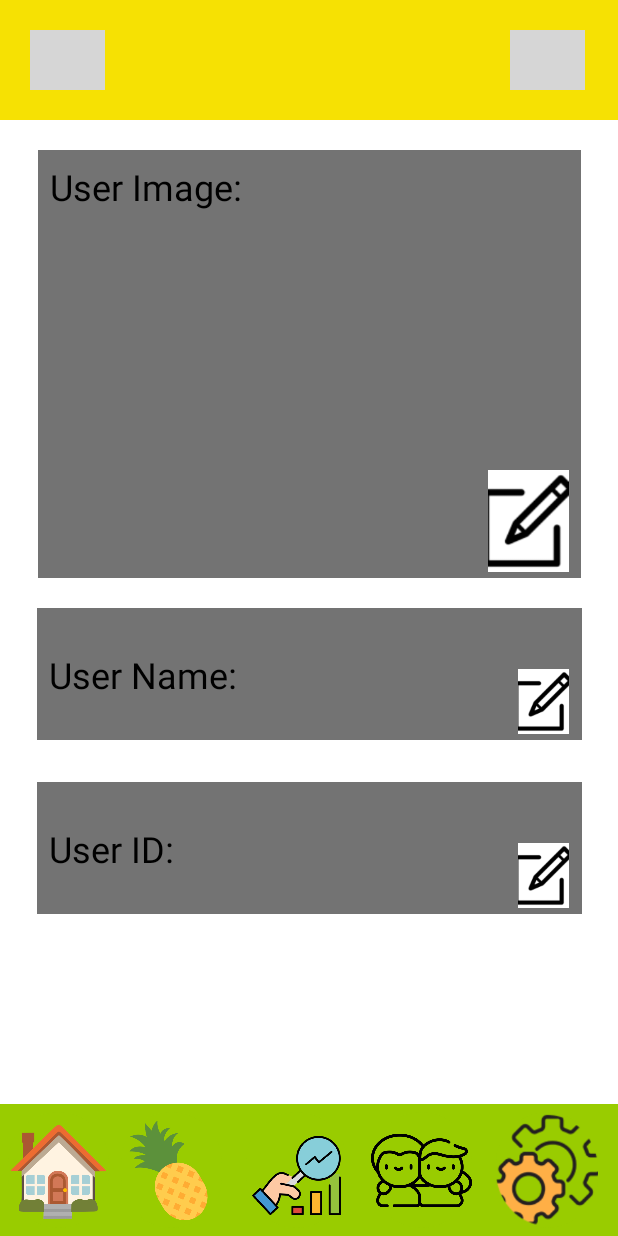
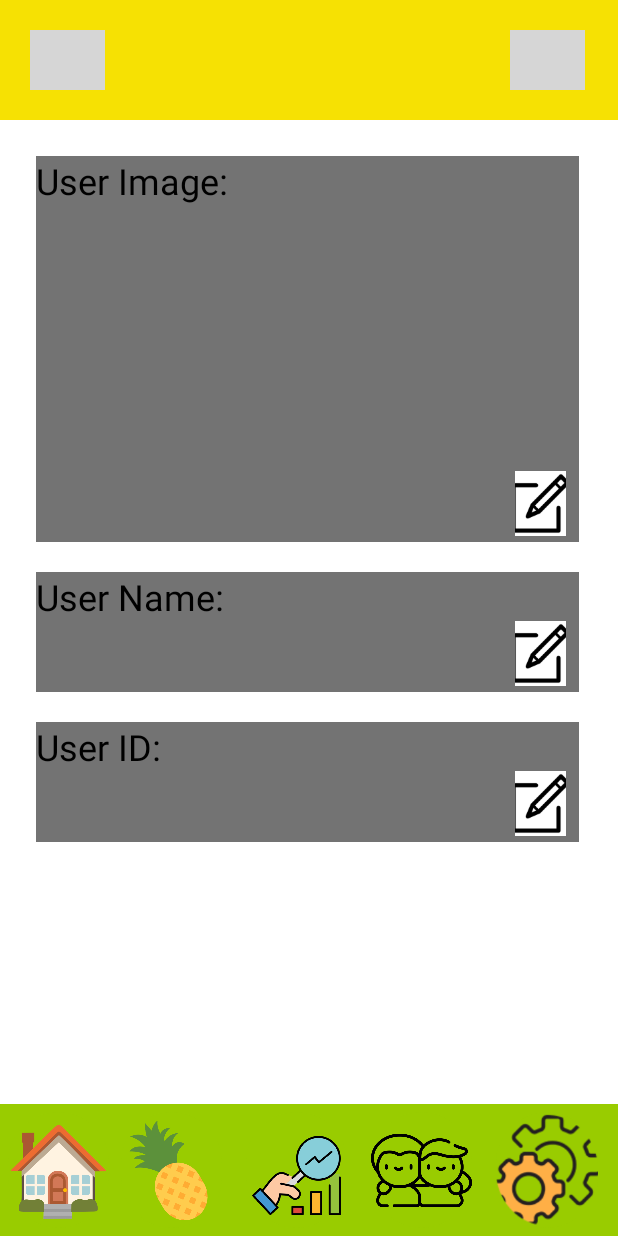
Before and after one commit to snuhcs-course/swpp-2023-project-team-5, an Android app: the UserPageActivity screen opened directly, with no data from a screen before it, on a phone screen of 412 x 824 dp. Run offline under Robolectric (Android 15) with nearby library versions, the phone set to English and light mode, and no system bars; grey boxes are pictures that could not be loaded.

Commit message:
otherPages fourth commit

```diff
--- a/ImPine/app/build.gradle
+++ b/ImPine/app/build.gradle
@@ -40,10 +40,14 @@ dependencies {
     // https://firebase.google.com/docs/android/setup#available-libraries
 
     //implementation 'androidx.biometric:biometric:1.1.0' for sdk later than 29 TODO:
-
+    implementation 'com.github.bumptech.glide:glide:4.12.0'
+    annotationProcessor 'com.github.bumptech.glide:compiler:4.12.0'
+    implementation 'com.google.android.material:material:1.2.1'
     implementation 'androidx.appcompat:appcompat:1.6.1'
     implementation 'com.google.android.material:material:1.9.0'
     implementation 'androidx.constraintlayout:constraintlayout:2.1.4'
+    implementation 'androidx.recyclerview:recyclerview:1.2.1'
+
     testImplementation 'junit:junit:4.13.2'
     androidTestImplementation 'androidx.test.ext:junit:1.1.5'
     androidTestImplementation 'androidx.test.espresso:espresso-core:3.5.1'
--- /dev/null
+++ b/ImPine/app/src/main/java/com/example/imPine/UserDataModel.java
@@ -0,0 +1,47 @@
+package com.example.imPine;
+
+public class UserDataModel {
+    private String userImageText;
+    private String userNameText;
+    private String userIDText;
+    private int editImageResource; // Assuming you use resource IDs for edit icons
+
+    public UserDataModel(String userImageText, String userNameText, String userIDText, int editImageResource) {
+        this.userImageText = userImageText;
+        this.userNameText = userNameText;
+        this.userIDText = userIDText;
+        this.editImageResource = editImageResource;
+    }
+
+    public String getUserImageText() {
+        return userImageText;
+    }
+
+    public void setUserImageText(String userImageText) {
+        this.userImageText = userImageText;
+    }
+
+    public String getUserNameText() {
+        return userNameText;
+    }
+
+    public void setUserNameText(String userNameText) {
+        this.userNameText = userNameText;
+    }
+
+    public String getUserIDText() {
+        return userIDText;
+    }
+
+    public void setUserIDText(String userIDText) {
+        this.userIDText = userIDText;
+    }
+
+    public int getEditImageResource() {
+        return editImageResource;
+    }
+
+    public void setEditImageResource(int editImageResource) {
+        this.editImageResource = editImageResource;
+    }
+}
--- a/ImPine/app/src/main/java/com/example/imPine/UserPageActivity.java
+++ b/ImPine/app/src/main/java/com/example/imPine/UserPageActivity.java
@@ -7,13 +7,27 @@ import android.widget.ImageButton;
 import android.widget.Toast;
 
 import androidx.appcompat.app.AppCompatActivity;
+import androidx.recyclerview.widget.LinearLayoutManager;
+import androidx.recyclerview.widget.RecyclerView;
+
+import java.util.ArrayList;
+import java.util.List;
 
 public class UserPageActivity extends AppCompatActivity {
+    private RecyclerView recyclerView;
+    private YourAdapter adapter;
+    private List<UserDataModel> data;
     @Override
     protected void onCreate(Bundle savedInstanceState) {
         super.onCreate(savedInstanceState);
         setContentView(R.layout.user_page);
-
+        recyclerView = findViewById(R.id.recyclerView);
+        data = new ArrayList<>(); // Initialize your data
+        UserDataModel item1 = new UserDataModel("User Image:", "User Name:", "User ID:", R.drawable.edit);
+        data.add(item1);
+        adapter = new YourAdapter(data);
+        recyclerView.setAdapter(adapter);
+        recyclerView.setLayoutManager(new LinearLayoutManager(this));
         // Diary button click
         ImageButton diaryButton = findViewById(R.id.diary);
         diaryButton.setOnClickListener(new View.OnClickListener() {
--- /dev/null
+++ b/ImPine/app/src/main/java/com/example/imPine/YourAdapter.java
@@ -0,0 +1,72 @@
+package com.example.imPine;
+
+import android.view.LayoutInflater;
+import android.view.View;
+import android.view.ViewGroup;
+import android.widget.ImageView;
+import android.widget.TextView;
+
+import androidx.annotation.NonNull;
+import androidx.recyclerview.widget.RecyclerView;
+
+import com.bumptech.glide.Glide;
+
+import java.util.List;
+
+
+public class YourAdapter extends RecyclerView.Adapter<YourAdapter.ViewHolder> {
+    private List<UserDataModel> data; //
+
+    public YourAdapter(List<UserDataModel> data) {
+        this.data = data;
+    }
+
+    @NonNull
+    @Override
+    public ViewHolder onCreateViewHolder(@NonNull ViewGroup parent, int viewType) {
+        View view = LayoutInflater.from(parent.getContext()).inflate(R.layout.list_item, parent, false);
+        return new ViewHolder(view);
+    }
+
+    @Override
+    public void onBindViewHolder(@NonNull ViewHolder holder, int position) {
+        UserDataModel item = data.get(position);
+        // Bind data to your list item's views here
+        holder.textUserImage.setText(item.getUserImageText());
+        holder.textUserName.setText(item.getUserNameText());
+        holder.textUserID.setText(item.getUserIDText());
+        Glide.with(holder.itemView)
+                .load(item.getEditImageResource())
+                .into(holder.editImage1);
+        Glide.with(holder.itemView)
+                .load(item.getEditImageResource())
+                .into(holder.editImage2);
+        Glide.with(holder.itemView)
+                .load(item.getEditImageResource())
+                .into(holder.editImage3);
+    }
+
+    @Override
+    public int getItemCount() {
+        return data.size();
+    }
+
+    public static class ViewHolder extends RecyclerView.ViewHolder {
+        // Define views in your list item layout here
+        TextView textUserImage;
+        TextView textUserName;
+        TextView textUserID;
+        ImageView editImage1;
+        ImageView editImage2;
+        ImageView editImage3;
+        public ViewHolder(View itemView) {
+            super(itemView);
+            textUserImage = itemView.findViewById(R.id.textUserImage);
+            textUserName = itemView.findViewById(R.id.textUserName);
+            textUserID = itemView.findViewById(R.id.textUserID);
+            editImage1 = itemView.findViewById(R.id.editImage1);
+            editImage2 = itemView.findViewById(R.id.editImage2);
+            editImage3 = itemView.findViewById(R.id.editImage3);
+        }
+    }
+}
--- /dev/null
+++ b/ImPine/app/src/main/res/layout/list_item.xml
@@ -0,0 +1,111 @@
+<?xml version="1.0" encoding="utf-8"?>
+<androidx.constraintlayout.widget.ConstraintLayout xmlns:android="http://schemas.android.com/apk/res/android"
+    xmlns:app="http://schemas.android.com/apk/res-auto"
+    xmlns:tools="http://schemas.android.com/tools"
+    android:layout_width="match_parent"
+    android:layout_height="wrap_content"
+    android:background="@android:color/white">
+
+    <!-- Rectangle 1 -->
+
+    <View
+        android:id="@+id/rectangle1"
+        android:layout_width="362dp"
+        android:layout_height="257dp"
+        android:layout_marginStart="24dp"
+        android:layout_marginTop="24dp"
+        android:background="@color/gray"
+        app:layout_constraintStart_toStartOf="parent"
+        app:layout_constraintTop_toTopOf="parent" />
+
+    <TextView
+        android:id="@+id/textUserImage"
+        android:layout_width="wrap_content"
+        android:layout_height="wrap_content"
+        android:text="User Image:"
+        android:textSize="24sp"
+        android:textColor="@color/black"
+        app:layout_constraintStart_toStartOf="@+id/rectangle1"
+        app:layout_constraintTop_toTopOf="@+id/rectangle1"
+
+        />
+
+    <ImageView
+    android:id="@+id/editImage1"
+    android:layout_width="43dp"
+    android:layout_height="43dp"
+    android:layout_margin="4dp"
+    android:src="@drawable/edit"
+    app:layout_constraintEnd_toEndOf="@+id/rectangle1"
+    app:layout_constraintBottom_toBottomOf="@+id/rectangle1"
+     />
+
+    <!-- Rectangle 2 -->
+
+    <View
+        android:id="@+id/rectangle2"
+        android:layout_width="362dp"
+        android:layout_height="80dp"
+        android:layout_marginStart="24dp"
+        android:layout_marginTop="20dp"
+        android:background="@color/gray"
+        app:layout_constraintStart_toStartOf="parent"
+        app:layout_constraintTop_toBottomOf="@+id/rectangle1" />
+
+    <TextView
+        android:id="@+id/textUserName"
+        android:layout_width="wrap_content"
+        android:layout_height="wrap_content"
+        android:text="User Name:"
+        android:textSize="24sp"
+        android:textColor="@color/black"
+        app:layout_constraintStart_toStartOf="@+id/rectangle2"
+        app:layout_constraintTop_toTopOf="@+id/rectangle2"
+        />
+
+    <ImageView
+        android:id="@+id/editImage2"
+        android:layout_width="43dp"
+        android:layout_height="43dp"
+        android:layout_margin="4dp"
+        android:src="@drawable/edit"
+        app:layout_constraintEnd_toEndOf="@+id/rectangle2"
+        app:layout_constraintBottom_toBottomOf="@+id/rectangle2"
+        />
+
+    <View
+        android:id="@+id/rectangle3"
+        android:layout_width="362dp"
+        android:layout_height="80dp"
+        android:layout_marginStart="24dp"
+        android:layout_marginTop="20dp"
+        android:background="@color/gray"
+        app:layout_constraintEnd_toEndOf="parent"
+        app:layout_constraintHorizontal_bias="0.0"
+        app:layout_constraintStart_toStartOf="parent"
+        app:layout_constraintTop_toBottomOf="@+id/rectangle2" />
+
+    <TextView
+        android:id="@+id/textUserID"
+        android:layout_width="wrap_content"
+        android:layout_height="wrap_content"
+        android:text="User ID:"
+        android:textSize="24sp"
+        android:textColor="@color/black"
+        app:layout_constraintStart_toStartOf="@+id/rectangle3"
+        app:layout_constraintTop_toTopOf="@+id/rectangle3"
+         />
+
+    <ImageView
+        android:id="@+id/editImage3"
+        android:layout_width="43dp"
+        android:layout_height="43dp"
+        android:layout_margin="4dp"
+        android:src="@drawable/edit"
+        app:layout_constraintEnd_toEndOf="@+id/rectangle3"
+        app:layout_constraintBottom_toBottomOf="@+id/rectangle3"
+        />
+
+
+
+</androidx.constraintlayout.widget.ConstraintLayout>
--- a/ImPine/app/src/main/res/layout/user_page.xml
+++ b/ImPine/app/src/main/res/layout/user_page.xml
@@ -34,6 +34,14 @@
             android:src="@drawable/note" />
 
     </LinearLayout>
+    <androidx.recyclerview.widget.RecyclerView
+        android:id="@+id/recyclerView"
+        android:layout_width="0dp"
+        android:layout_height="0dp"
+        app:layout_constraintTop_toBottomOf="@+id/headerBar"
+        app:layout_constraintBottom_toTopOf="@+id/footerBar"
+        app:layout_constraintStart_toStartOf="parent"
+        app:layout_constraintEnd_toEndOf="parent" />
 
     <LinearLayout
         android:id="@+id/footerBar"
@@ -103,95 +111,7 @@
 
     </LinearLayout>
 
-    <View
-        android:id="@+id/rectangle1"
-        android:layout_width="362dp"
-        android:layout_height="285dp"
-        android:layout_marginTop="20dp"
-        android:background="@color/gray"
-        app:layout_constraintEnd_toEndOf="parent"
-        app:layout_constraintStart_toStartOf="parent"
-        app:layout_constraintTop_toBottomOf="@+id/headerBar" />
 
-
-    <TextView
-        android:id="@+id/textUserImage"
-        android:layout_width="wrap_content"
-        android:layout_height="wrap_content"
-        android:text="User Image:"
-        android:textSize="24sp"
-        android:textColor="@color/black"
-        app:layout_constraintStart_toStartOf="@+id/rectangle1"
-    app:layout_constraintTop_toTopOf="@+id/rectangle1"
-    android:layout_margin="8dp" />
-
-    <View
-        android:id="@+id/rectangle2"
-        android:layout_width="363dp"
-        android:layout_height="88dp"
-        android:layout_marginTop="20dp"
-        android:background="@color/gray"
-        app:layout_constraintEnd_toEndOf="parent"
-        app:layout_constraintStart_toStartOf="parent"
-        app:layout_constraintTop_toBottomOf="@+id/rectangle1" />
-    <TextView
-        android:id="@+id/textUserName"
-        android:layout_width="wrap_content"
-        android:layout_height="wrap_content"
-        android:text="User Name:"
-        android:textSize="24sp"
-        android:textColor="@color/black"
-        app:layout_constraintStart_toStartOf="@+id/rectangle2"
-        app:layout_constraintTop_toTopOf="@+id/rectangle2"
-        app:layout_constraintBottom_toBottomOf="@+id/rectangle2"
-        android:layout_margin="8dp" />
-
-    <View
-        android:id="@+id/rectangle3"
-        android:layout_width="363dp"
-        android:layout_height="88dp"
-        android:layout_marginTop="28dp"
-        android:background="@color/gray"
-        app:layout_constraintEnd_toEndOf="parent"
-        app:layout_constraintStart_toStartOf="parent"
-        app:layout_constraintTop_toBottomOf="@+id/rectangle2" />
-    <TextView
-        android:id="@+id/textUserID"
-        android:layout_width="wrap_content"
-        android:layout_height="wrap_content"
-        android:text="User ID:"
-        android:textSize="24sp"
-        android:textColor="@color/black"
-        app:layout_constraintStart_toStartOf="@+id/rectangle3"
-        app:layout_constraintTop_toTopOf="@+id/rectangle3"
-        app:layout_constraintBottom_toBottomOf="@+id/rectangle3"
-        android:layout_margin="8dp" />
-
-    <ImageView
-        android:id="@+id/editImage1"
-        android:layout_width="62dp"
-        android:layout_height="68dp"
-        android:layout_margin="4dp"
-        android:src="@drawable/edit"
-        app:layout_constraintBottom_toBottomOf="@+id/rectangle1"
-        app:layout_constraintEnd_toEndOf="@+id/rectangle1" />
-
-    <ImageView
-        android:id="@+id/editImage2"
-        android:layout_width="43dp"
-        android:layout_height="43dp"
-        android:layout_margin="4dp"
-        android:src="@drawable/edit"
-        app:layout_constraintBottom_toBottomOf="@+id/rectangle2"
-        app:layout_constraintEnd_toEndOf="@+id/rectangle2" />
-    <ImageView
-        android:id="@+id/editImage3"
-        android:layout_width="43dp"
-        android:layout_height="43dp"
-        android:layout_margin="4dp"
-        android:src="@drawable/edit"
-        app:layout_constraintBottom_toBottomOf="@+id/rectangle3"
-        app:layout_constraintEnd_toEndOf="@+id/rectangle3" />
 
 
 
```
